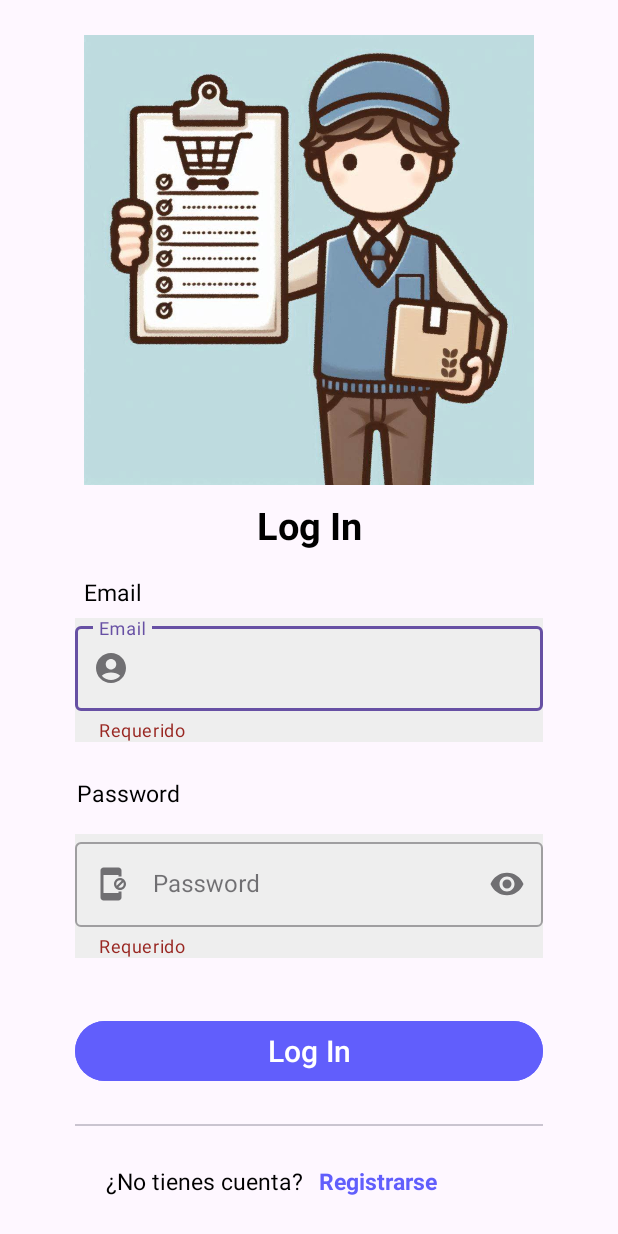
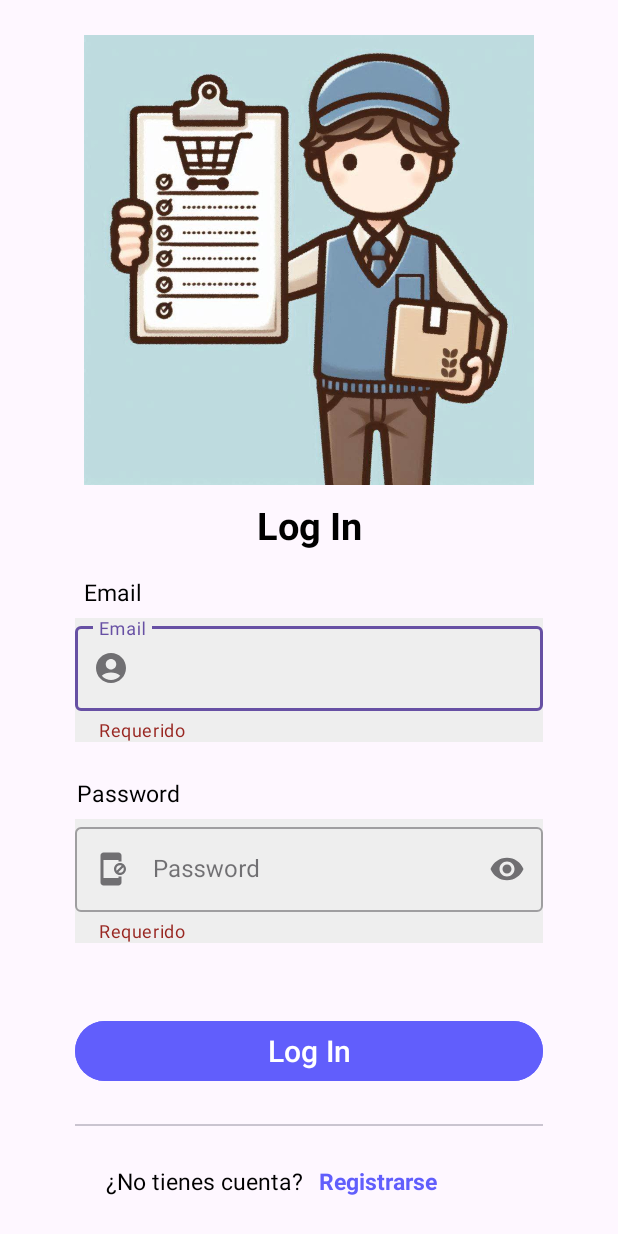
Before and after one commit to JorLOrT/ProyectoFinal, an Android app: the screen it shows after launch (MainActivity), on a phone screen of 412 x 824 dp. Run offline under Robolectric (Android 15) with nearby library versions, the phone set to English and light mode, and no system bars.

Commit message:
Se corrigió un error con un atributo usado en el divider, se redujo el espaciado entre el segundo editText y su TextView.

```diff
--- a/app/src/main/res/layout/fragment_login_.xml
+++ b/app/src/main/res/layout/fragment_login_.xml
@@ -118,7 +118,7 @@
         app:layout_constraintBottom_toTopOf="@id/guia3_login"
         app:layout_constraintEnd_toEndOf="parent"
         app:layout_constraintStart_toStartOf="parent"
-        app:layout_constraintVertical_bias="0.9"
+        app:layout_constraintVertical_bias="0.85"
         android:background="@color/gray"
         >
 
@@ -169,7 +169,6 @@
         app:layout_constraintBottom_toBottomOf="parent"
         app:layout_constraintEnd_toEndOf="parent"
         app:layout_constraintStart_toStartOf="parent"
-        app:orientation="horizontal"
         android:color="@color/gray"
         app:layout_constraintVertical_bias="0.1"
         />
```
